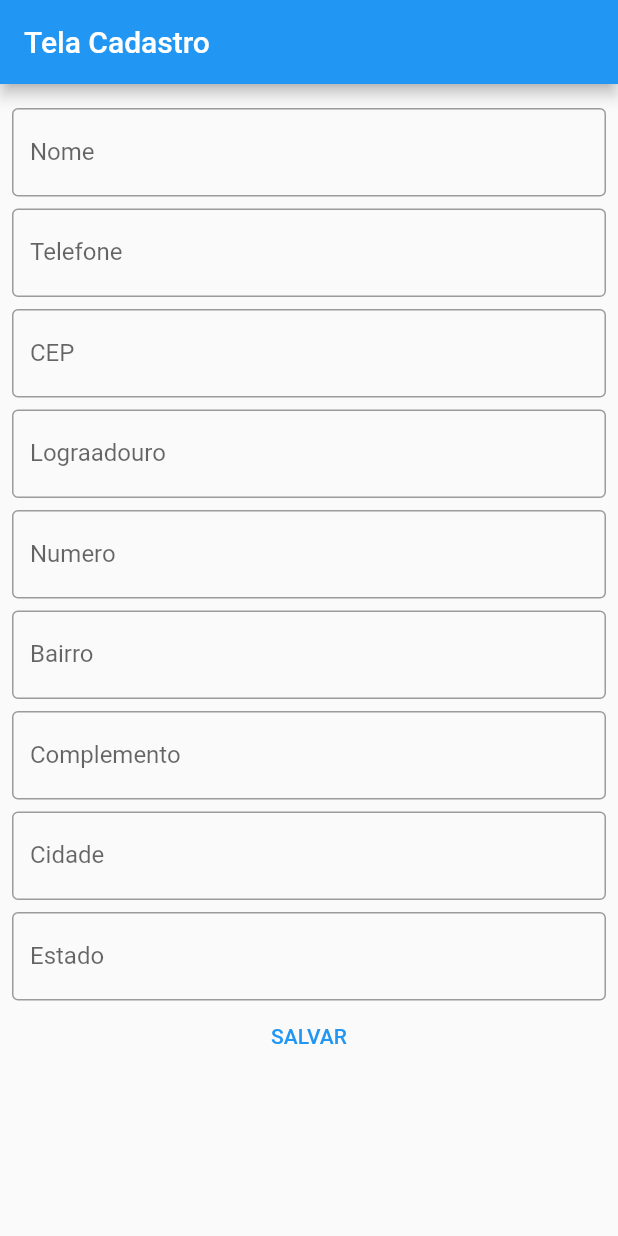
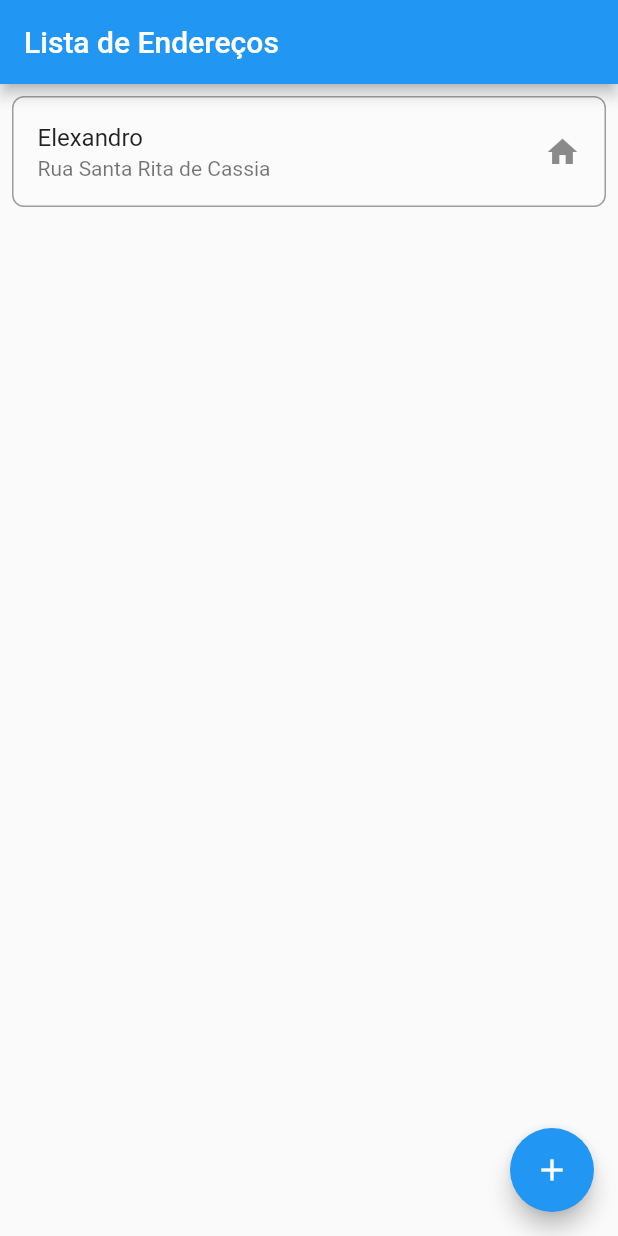
Before and after one commit to ElexandroTorres/cadastro-de-contatos, a Flutter app: the screen it shows after launch, on a phone screen of 412 x 824 dp. Run offline on Flutter 3.47's test engine with Material 2 defaults, Android fonts, the phone set to English and light mode, and no system bars.

Commit message:
tela de listagem dos enderecos dos contatos

```diff
--- a/lib/main.dart
+++ b/lib/main.dart
@@ -1,4 +1,5 @@
-import 'package:cadastro_contatos/telas/tela_cadastro_enderecos.dart';
+import 'package:cadastro_contatos/ui/telas/tela_cadastro_enderecos.dart';
+import 'package:cadastro_contatos/ui/telas/tela_lista_enderecos.dart';
 import 'package:flutter/material.dart';
 import 'package:flutter/services.dart';
 
@@ -13,7 +14,7 @@ class CadastroContatos extends StatelessWidget {
   Widget build(BuildContext context) {
     return MaterialApp(
       title: 'Cadastro Contatos',
-      home: TelaCadastroEnderecos(),
+      home: TelaListaEnderecos(),
     );
   }
 }
--- /dev/null
+++ b/lib/model/enderecos_data.dart
@@ -0,0 +1,11 @@
+import 'package:cadastro_contatos/model/endereco.dart';
+import 'package:flutter/cupertino.dart';
+
+class EnderecosData extends ChangeNotifier {
+  List<Endereco> listaEnderecos = [];
+
+  void definirLista(List<Endereco> lista) {
+    listaEnderecos = lista;
+    notifyListeners();
+  }
+}
--- a/lib/telas/tela_cadastro_enderecos.dart
+++ b/lib/ui/telas/tela_cadastro_enderecos.dart
@@ -19,7 +19,7 @@ class _TelaCadastroEnderecosState extends State<TelaCadastroEnderecos> {
   String? _cidade;
   String? _estado;
 
-  var _formKey = GlobalKey<FormState>();
+  final _formKey = GlobalKey<FormState>();
 
   @override
   Widget build(BuildContext context) {
--- /dev/null
+++ b/lib/ui/telas/tela_lista_enderecos.dart
@@ -0,0 +1,89 @@
+import 'package:cadastro_contatos/model/endereco.dart';
+import 'package:cadastro_contatos/ui/telas/tela_cadastro_enderecos.dart';
+import 'package:flutter/material.dart';
+
+class TelaListaEnderecos extends StatefulWidget {
+  const TelaListaEnderecos({Key? key}) : super(key: key);
+
+  @override
+  State<TelaListaEnderecos> createState() => _TelaListaEnderecosState();
+}
+
+class _TelaListaEnderecosState extends State<TelaListaEnderecos> {
+  List<Endereco> listaEnderecos = [];
+
+  @override
+  Widget build(BuildContext context) {
+    return Scaffold(
+      appBar: AppBar(
+        title: Text('Lista de Endereços'),
+      ),
+      body: ItemEndereco(
+        nome: 'Elexandro',
+        endereco: 'Rua Santa Rita de Cassia',
+      ),
+      floatingActionButton: FloatingActionButton(
+        child: Icon(Icons.add),
+        onPressed: () {
+          Navigator.push(
+              context,
+              MaterialPageRoute(
+                  builder: (context) => const TelaCadastroEnderecos()));
+        },
+      ),
+    );
+  }
+}
+
+class ItemEndereco extends StatelessWidget {
+  final String nome;
+  final String endereco;
+
+  const ItemEndereco({
+    Key? key,
+    required this.nome,
+    required this.endereco,
+  }) : super(key: key);
+
+  @override
+  Widget build(BuildContext context) {
+    return Padding(
+      padding: const EdgeInsets.all(8.0),
+      child: ListTile(
+        title: Text(nome),
+        subtitle: Text(endereco),
+        tileColor: Colors.white12,
+        trailing: Icon(Icons.home),
+        shape: RoundedRectangleBorder(
+          side: BorderSide(color: Colors.grey, width: 1.0),
+          borderRadius: BorderRadius.circular(8),
+        ),
+      ),
+    );
+  }
+}
+
+class ListaEnderecos extends StatelessWidget {
+  const ListaEnderecos({
+    Key? key,
+    required this.listaEnderecos,
+  }) : super(key: key);
+
+  final List<Endereco> listaEnderecos;
+
+  @override
+  Widget build(BuildContext context) {
+    return ListView.builder(
+      itemCount: listaEnderecos.length,
+      itemBuilder: (context, index) {
+        return Padding(
+          padding: const EdgeInsets.all(8.0),
+          child: Container(
+            color: Colors.red,
+            height: 100,
+          ),
+        );
+      },
+    );
+  }
+}
```
